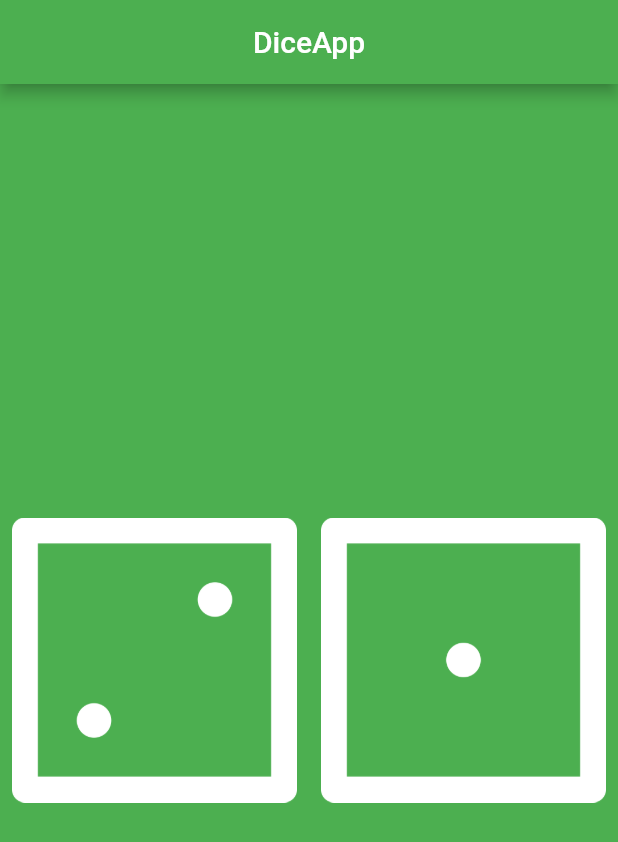
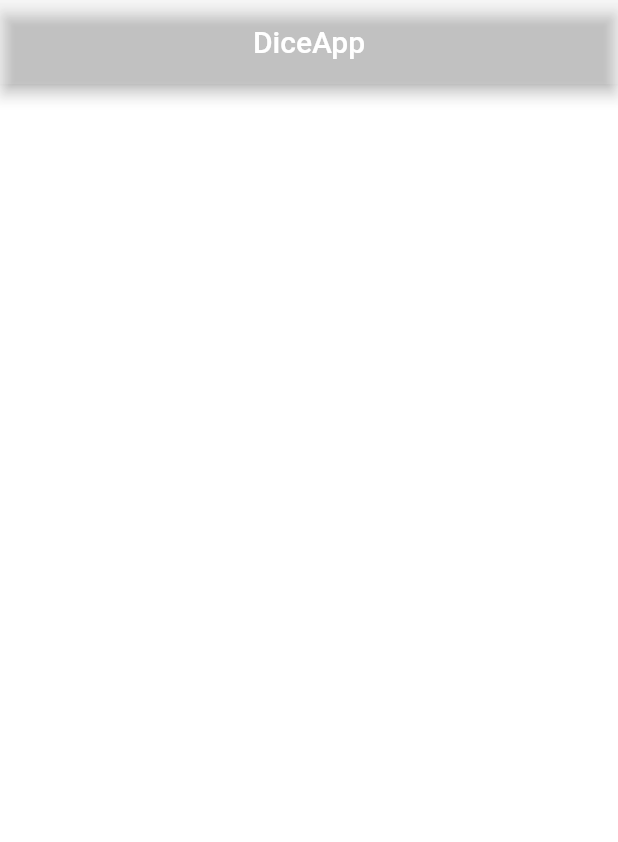
Before and after one commit to RevengeHunter/flutter_codigo5_dice, a Flutter app: the screen it shows after launch, on a phone screen of 412 x 824 dp. Shown: the top 842 px of the screen. Run offline on Flutter 3.47's test engine with Material 2 defaults, Android fonts, the phone set to English and light mode, and no system bars.

Commit message:
Final de Proyecto

```diff
--- a/lib/main.dart
+++ b/lib/main.dart
@@ -31,9 +31,9 @@ class _DicePageState extends State<DicePage> {
   Widget build(BuildContext context) {
     print("MÉTODO BUILD!!!!!!");
     return Scaffold(
-      backgroundColor: Colors.green,
+      backgroundColor: Colors.white12,
       appBar: AppBar(
-        backgroundColor: Colors.green,
+        backgroundColor: Colors.white10,
         title: Text("DiceApp"),
         centerTitle: true,
       ),
```
